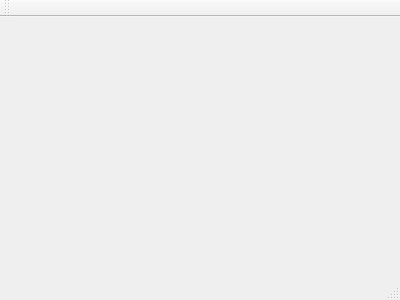
Old version of the form client/RaspiCamClient/raspcammw.ui in the repository tlhc/RaspiCam.
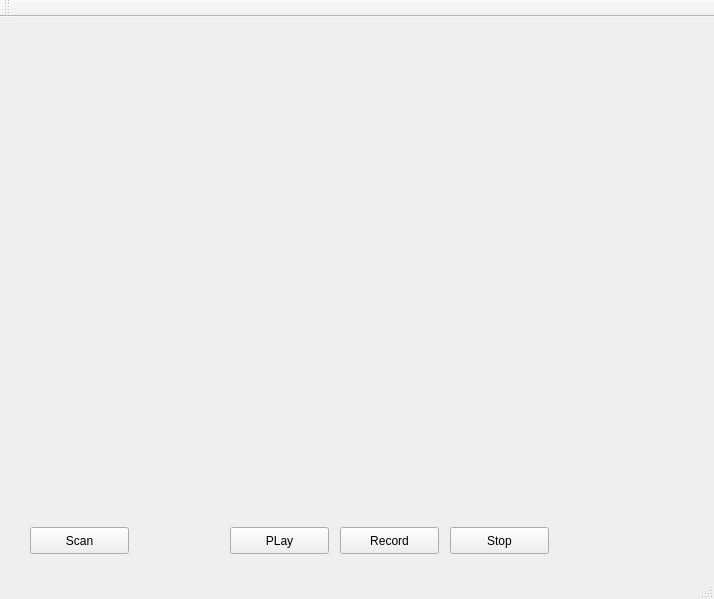
New version of the form.

The edit to the form file:
```diff
--- a/client/RaspiCamClient/raspcammw.ui
+++ b/client/RaspiCamClient/raspcammw.ui
@@ -1,24 +1,102 @@
 <ui version="4.0">
  <class>RaspCamMW</class>
- <widget class="QMainWindow" name="RaspCamMW" >
-  <property name="geometry" >
+ <widget class="QMainWindow" name="RaspCamMW">
+  <property name="geometry">
    <rect>
     <x>0</x>
     <y>0</y>
-    <width>400</width>
-    <height>300</height>
+    <width>714</width>
+    <height>599</height>
    </rect>
   </property>
   <property name="windowTitle" >
    <string>RaspCamMW</string>
   </property>
-  <widget class="QMenuBar" name="menuBar" />
-  <widget class="QToolBar" name="mainToolBar" />
-  <widget class="QWidget" name="centralWidget" />
-  <widget class="QStatusBar" name="statusBar" />
+  <widget class="QWidget" name="centralWidget">
+   <widget class="QWidget" name="videow" native="true">
+    <property name="geometry">
+     <rect>
+      <x>10</x>
+      <y>0</y>
+      <width>691</width>
+      <height>491</height>
+     </rect>
+    </property>
+   </widget>
+   <widget class="QPushButton" name="btnScan">
+    <property name="geometry">
+     <rect>
+      <x>30</x>
+      <y>510</y>
+      <width>99</width>
+      <height>27</height>
+     </rect>
+    </property>
+    <property name="text">
+     <string>Scan</string>
+    </property>
+   </widget>
+   <widget class="QPushButton" name="btnStart">
+    <property name="geometry">
+     <rect>
+      <x>230</x>
+      <y>510</y>
+      <width>99</width>
+      <height>27</height>
+     </rect>
+    </property>
+    <property name="text">
+     <string>PLay</string>
+    </property>
+   </widget>
+   <widget class="QPushButton" name="btnStop">
+    <property name="geometry">
+     <rect>
+      <x>450</x>
+      <y>510</y>
+      <width>99</width>
+      <height>27</height>
+     </rect>
+    </property>
+    <property name="text">
+     <string>Stop</string>
+    </property>
+   </widget>
+   <widget class="QPushButton" name="btnRecord">
+    <property name="geometry">
+     <rect>
+      <x>340</x>
+      <y>510</y>
+      <width>99</width>
+      <height>27</height>
+     </rect>
+    </property>
+    <property name="text">
+     <string>Record</string>
+    </property>
+   </widget>
+  </widget>
+  <widget class="QMenuBar" name="menuBar">
+   <property name="geometry">
+    <rect>
+     <x>0</x>
+     <y>0</y>
+     <width>714</width>
+     <height>25</height>
+    </rect>
+   </property>
+  </widget>
+  <widget class="QToolBar" name="mainToolBar">
+   <attribute name="toolBarArea">
+    <enum>TopToolBarArea</enum>
+   </attribute>
+   <attribute name="toolBarBreak">
+    <bool>false</bool>
+   </attribute>
+  </widget>
+  <widget class="QStatusBar" name="statusBar"/>
  </widget>
- <layoutDefault spacing="6" margin="11" />
- <pixmapfunction></pixmapfunction>
+ <layoutdefault spacing="6" margin="11"/>
  <resources/>
  <connections/>
 </ui>
```
Left out of the diff: 3 changed lines with no effect on the pictures.
